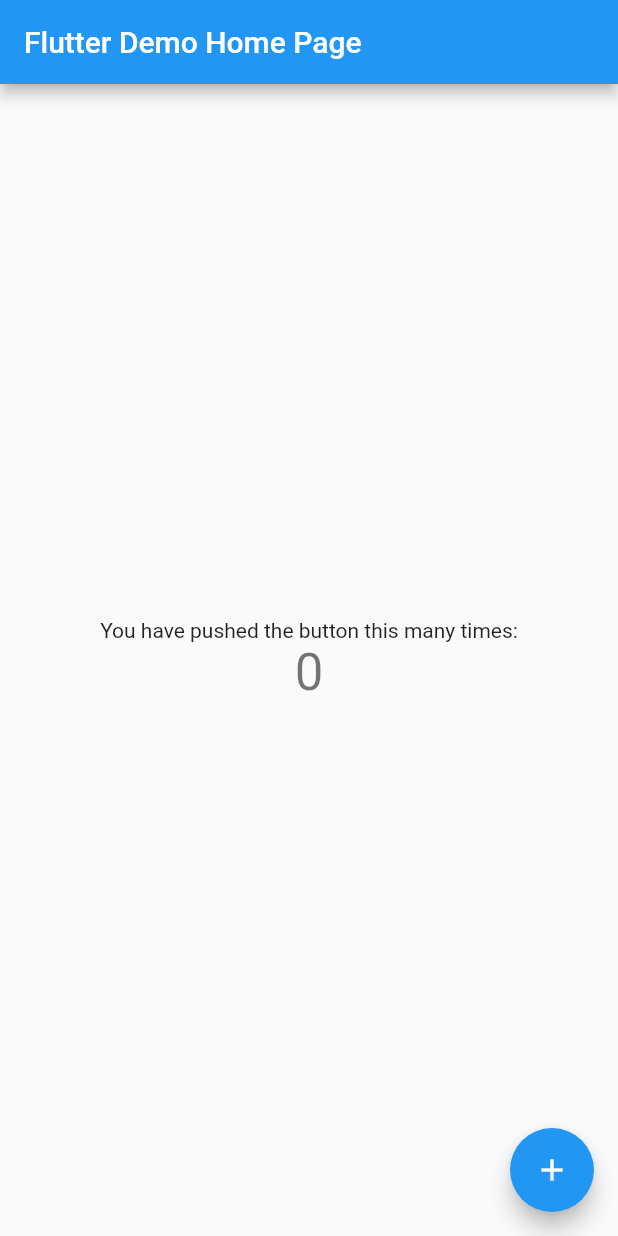
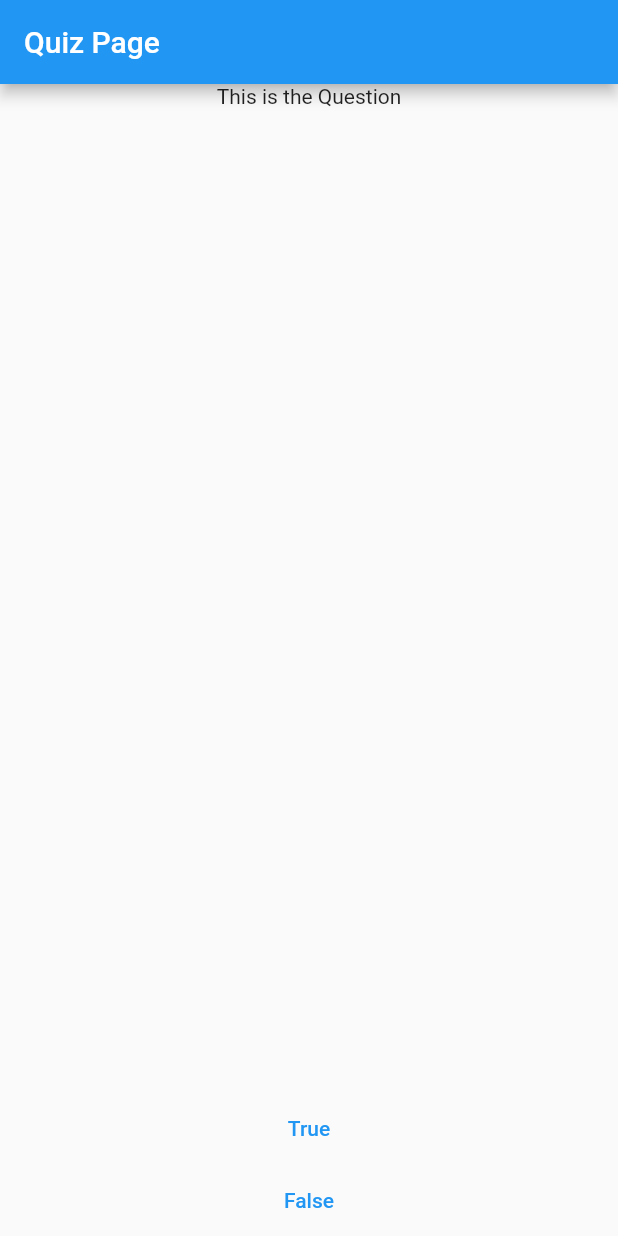
Before and after one commit to Nyandago/quiz_app, a Flutter app: the screen it shows after launch, on a phone screen of 412 x 824 dp. Run offline on Flutter 3.47's test engine with Material 2 defaults, Android fonts, the phone set to English and light mode, and no system bars.

Commit message:
update main.dart

```diff
--- a/lib/main.dart
+++ b/lib/main.dart
@@ -7,39 +7,20 @@ void main() {
 class MyApp extends StatelessWidget {
   const MyApp({Key? key}) : super(key: key);
 
-  // This widget is the root of your application.
   @override
   Widget build(BuildContext context) {
     return MaterialApp(
-      title: 'Flutter Demo',
+      title: 'Quiz App',
       theme: ThemeData(
-        // This is the theme of your application.
-        //
-        // Try running your application with "flutter run". You'll see the
-        // application has a blue toolbar. Then, without quitting the app, try
-        // changing the primarySwatch below to Colors.green and then invoke
-        // "hot reload" (press "r" in the console where you ran "flutter run",
-        // or simply save your changes to "hot reload" in a Flutter IDE).
-        // Notice that the counter didn't reset back to zero; the application
-        // is not restarted.
         primarySwatch: Colors.blue,
       ),
-      home: const MyHomePage(title: 'Flutter Demo Home Page'),
+      home: const MyHomePage(title: 'Quiz Page'),
     );
   }
 }
 
 class MyHomePage extends StatefulWidget {
   const MyHomePage({Key? key, required this.title}) : super(key: key);
-
-  // This widget is the home page of your application. It is stateful, meaning
-  // that it has a State object (defined below) that contains fields that affect
-  // how it looks.
-
-  // This class is the configuration for the state. It holds the values (in this
-  // case the title) provided by the parent (in this case the App widget) and
-  // used by the build method of the State. Fields in a Widget subclass are
-  // always marked "final".
 
   final String title;
 
@@ -48,68 +29,26 @@ class MyHomePage extends StatefulWidget {
 }
 
 class _MyHomePageState extends State<MyHomePage> {
-  int _counter = 0;
-
-  void _incrementCounter() {
-    setState(() {
-      // This call to setState tells the Flutter framework that something has
-      // changed in this State, which causes it to rerun the build method below
-      // so that the display can reflect the updated values. If we changed
-      // _counter without calling setState(), then the build method would not be
-      // called again, and so nothing would appear to happen.
-      _counter++;
-    });
-  }
-
   @override
   Widget build(BuildContext context) {
-    // This method is rerun every time setState is called, for instance as done
-    // by the _incrementCounter method above.
-    //
-    // The Flutter framework has been optimized to make rerunning build methods
-    // fast, so that you can just rebuild anything that needs updating rather
-    // than having to individually change instances of widgets.
     return Scaffold(
       appBar: AppBar(
-        // Here we take the value from the MyHomePage object that was created by
-        // the App.build method, and use it to set our appbar title.
         title: Text(widget.title),
       ),
       body: Center(
-        // Center is a layout widget. It takes a single child and positions it
-        // in the middle of the parent.
         child: Column(
-          // Column is also a layout widget. It takes a list of children and
-          // arranges them vertically. By default, it sizes itself to fit its
-          // children horizontally, and tries to be as tall as its parent.
-          //
-          // Invoke "debug painting" (press "p" in the console, choose the
-          // "Toggle Debug Paint" action from the Flutter Inspector in Android
-          // Studio, or the "Toggle Debug Paint" command in Visual Studio Code)
-          // to see the wireframe for each widget.
-          //
-          // Column has various properties to control how it sizes itself and
-          // how it positions its children. Here we use mainAxisAlignment to
-          // center the children vertically; the main axis here is the vertical
-          // axis because Columns are vertical (the cross axis would be
-          // horizontal).
           mainAxisAlignment: MainAxisAlignment.center,
           children: <Widget>[
-            const Text(
-              'You have pushed the button this many times:',
-            ),
-            Text(
-              '$_counter',
-              style: Theme.of(context).textTheme.headline4,
-            ),
+            const Expanded(child: Text('This is the Question')),
+            Column(
+              children: [
+                TextButton(onPressed: () {}, child: const Text('True')),
+                TextButton(onPressed: () {}, child: const Text('False')),
+              ],
+            )
           ],
         ),
       ),
-      floatingActionButton: FloatingActionButton(
-        onPressed: _incrementCounter,
-        tooltip: 'Increment',
-        child: const Icon(Icons.add),
-      ), // This trailing comma makes auto-formatting nicer for build methods.
     );
   }
 }
```
